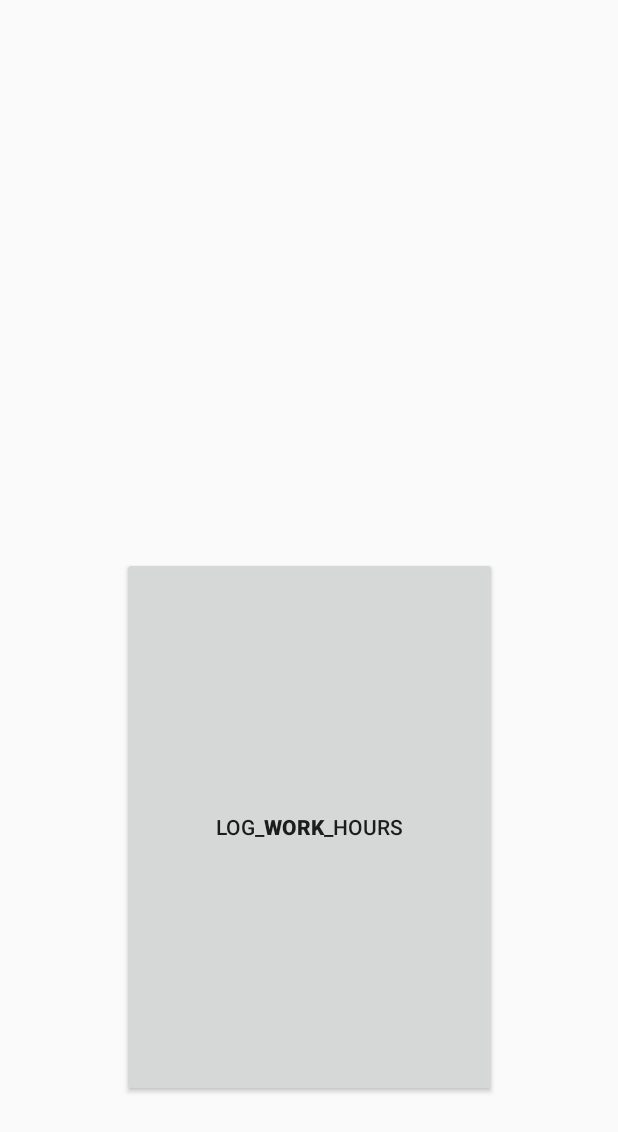
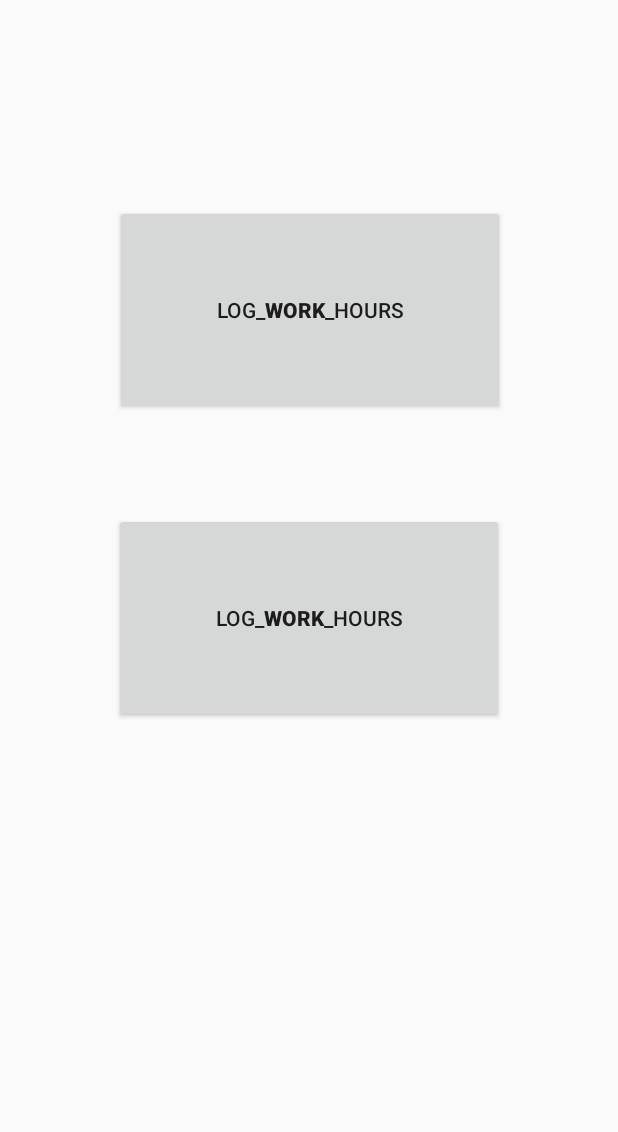
Before and after one commit to kpodjuk/work-hours-log-widget-android, an Android app built with Jetpack Compose: the screen it shows after launch (MainActivity), on a phone screen of 412 x 824 dp. Shown: the top 1132 px of the screen. Run offline under Robolectric (Android 15) with nearby library versions, the phone set to English and light mode, and no system bars.

Commit message:
1FEWAFEAWFEWA
1GFSDAFGWEAFEWA

```diff
--- a/app/src/main/res/layout/main_activity.xml
+++ b/app/src/main/res/layout/main_activity.xml
@@ -4,7 +4,8 @@
     xmlns:app="http://schemas.android.com/apk/res-auto"
     xmlns:tools="http://schemas.android.com/tools"
     android:layout_width="match_parent"
-    android:layout_height="match_parent">
+    android:layout_height="match_parent"
+    android:clickable="true">
 
     <!--    <TextView-->
     <!--        android:id="@+id/textView"-->
@@ -21,8 +22,8 @@
 
     <Button
         android:id="@+id/button"
-        android:layout_width="250dp"
-        android:layout_height="360dp"
+        android:layout_width="260dp"
+        android:layout_height="140dp"
 
         android:text="@string/log_work_hours"
         app:layout_constraintBottom_toBottomOf="parent"
@@ -30,8 +31,21 @@
         app:layout_constraintHorizontal_bias="0.5"
         app:layout_constraintStart_toStartOf="parent"
         app:layout_constraintTop_toTopOf="parent"
-        app:layout_constraintVertical_bias="0.8" />
+        app:layout_constraintVertical_bias="0.5" />
 
+    <Button
+        android:id="@+id/button2"
+        android:layout_width="260dp"
+        android:layout_height="140dp"
+
+        android:clickable="false"
+        android:text="@string/log_work_hours"
+        app:layout_constraintBottom_toBottomOf="parent"
+        app:layout_constraintEnd_toEndOf="parent"
+        app:layout_constraintHorizontal_bias="0.503"
+        app:layout_constraintStart_toStartOf="parent"
+        app:layout_constraintTop_toTopOf="parent"
+        app:layout_constraintVertical_bias="0.2" />
 
 
 </androidx.constraintlayout.widget.ConstraintLayout>
--- a/app/src/main/res/values/strings.xml
+++ b/app/src/main/res/values/strings.xml
@@ -4,4 +4,5 @@
 
     <string name="textview">Tymczasem Cordova 🤣🤣🤣🤣</string>
     <string name="log_work_hours">log_<b>work</b>_hours</string>
+    <string name="textview1">textview1</string>
 </resources>
```
Also changed, not shown: app/src/main/res/layout/test_activity_1.xml (+5 -4 lines).
